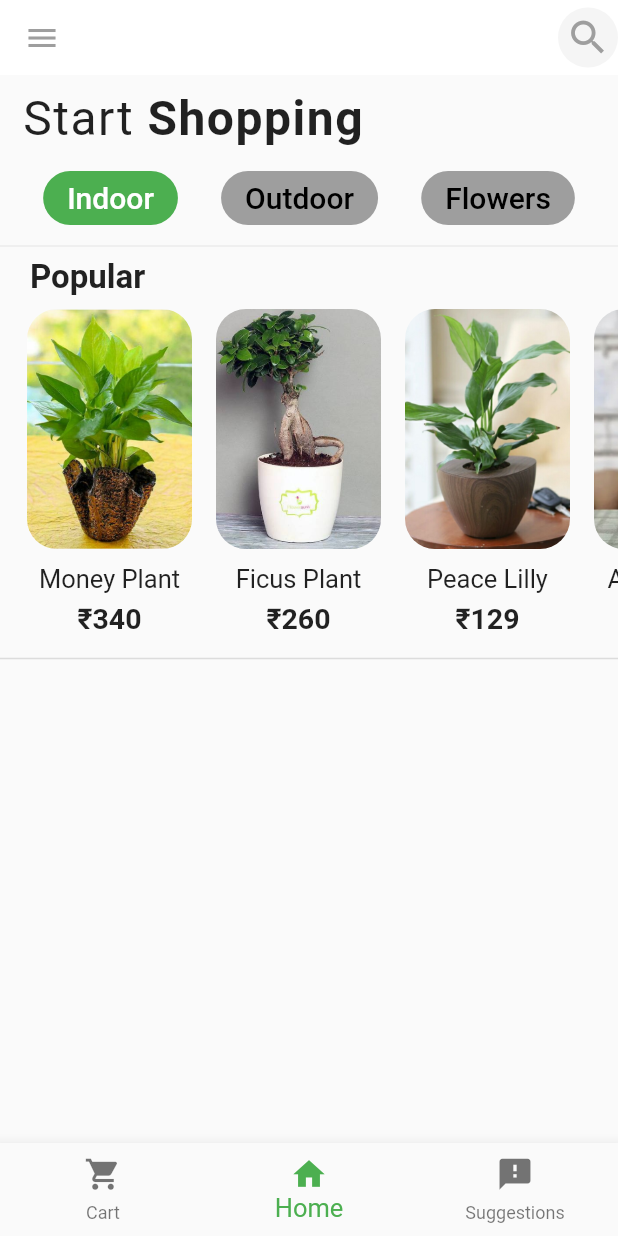
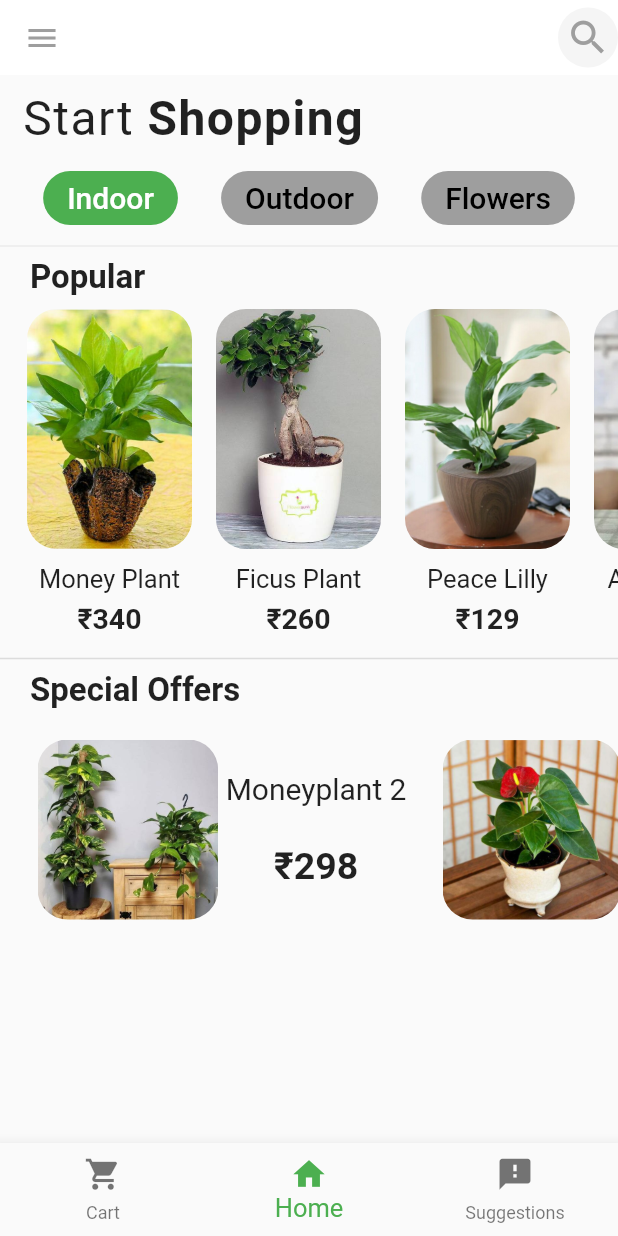
Before and after one commit to Musthafa-Ap/Planta, a Flutter app: the screen it shows after launch, on a phone screen of 412 x 824 dp. Run offline on Flutter 3.47's test engine with Material 2 defaults, Android fonts, the light colour scheme and no system bars.

Commit message:
Front page is almost completed

```diff
--- a/lib/Homepage/HomeDetailesPage.dart
+++ b/lib/Homepage/HomeDetailesPage.dart
@@ -1,7 +1,9 @@
+import 'package:flutter/cupertino.dart';
 import 'package:flutter/material.dart';
 
 import 'PopularItems.dart';
 import 'SpecialItems.dart';
+
 class HomeDetailesPage extends StatefulWidget {
   @override
   _HomeDetailesPageState createState() => _HomeDetailesPageState();
@@ -10,18 +12,22 @@ class HomeDetailesPage extends StatefulWidget {
 class _HomeDetailesPageState extends State<HomeDetailesPage> {
   @override
   Widget build(BuildContext context) {
-    return SingleChildScrollView(
+    return Expanded(
+      child: SingleChildScrollView(
         scrollDirection: Axis.vertical,
+        physics: BouncingScrollPhysics(),
+        child: Container(
           child: Column(
             children: [
               PopularItems(),
               Divider(
                 thickness: 1,
               ),
-        //SpecialItems(),
-
-
-      ],),
+              SpecialItems(),
+            ],
+          ),
+        ),
+      )
     );
   }
 }
--- a/lib/Homepage/SpecialItems.dart
+++ b/lib/Homepage/SpecialItems.dart
@@ -11,16 +11,62 @@ class _SpecialItemsState extends State<SpecialItems> {
       padding: EdgeInsets.only(left: 20),
       child: Column(
         children: [
-          Text("Special Offers",style: TextStyle(fontSize: 22,fontWeight: FontWeight.bold),),
+          Container(
+            child: Text("Special Offers",style: TextStyle(fontSize: 22,fontWeight: FontWeight.bold),),
+            alignment: Alignment.topLeft,
+          ),
           SizedBox(height: 10,),
-          Container(
-            width: 200,
-            height: 150,
-            color: Colors.grey,
-          )
+          SingleChildScrollView(
+            scrollDirection: Axis.horizontal,
+            physics: BouncingScrollPhysics(),
+            child: Row(
+              mainAxisAlignment: MainAxisAlignment.spaceEvenly,
+              crossAxisAlignment: CrossAxisAlignment.start,
+              children: [
+
+SpecialCard(img: "Moneyplant2.jpeg",name: 'Moneyplant 2',price:'298'),
+                SpecialCard(img: 'Anthurium.jpg',name: 'Anthurium',price: '400'),
+               SpecialCard(img: 'Indore_palm.jpeg',name: 'Indore Palm',price: '376'),
+                SpecialCard(img: 'Snakeskin.jpg',name: 'Snakeskin ',price: '500'),
+                SpecialCard(img: 'Spathiphyllm.jpg',name: 'Spathiphyllum',price: '450')
+
+              ],
+            ),
+          ),
+
         ],
       ),
       alignment: Alignment.topLeft,
     );
   }
+
+  Widget SpecialCard( {String img,String name,String price}){
+    return  Container(
+      padding: EdgeInsets.all(5),
+      width: 270,
+      height: 140,
+      child: Row(
+        children: [
+          Container(
+            margin: EdgeInsets.only(right: 5),
+            height: 120,
+            child: ClipRRect(
+
+              borderRadius: BorderRadius.circular(20),
+              child: Image.asset("assets/images/$img"),
+            ),
+          ),
+
+          Column(
+            mainAxisAlignment: MainAxisAlignment.spaceEvenly,
+            children: [
+              Text(name,style: TextStyle(fontSize: 20),),
+              Text("₹$price",style: TextStyle(fontSize: 25,fontWeight: FontWeight.bold),)
+            ],
+          )
+        ],
+      ),
+    );
+
+  }
 }
```
Lines whose indentation alone changed are shown as unchanged.
